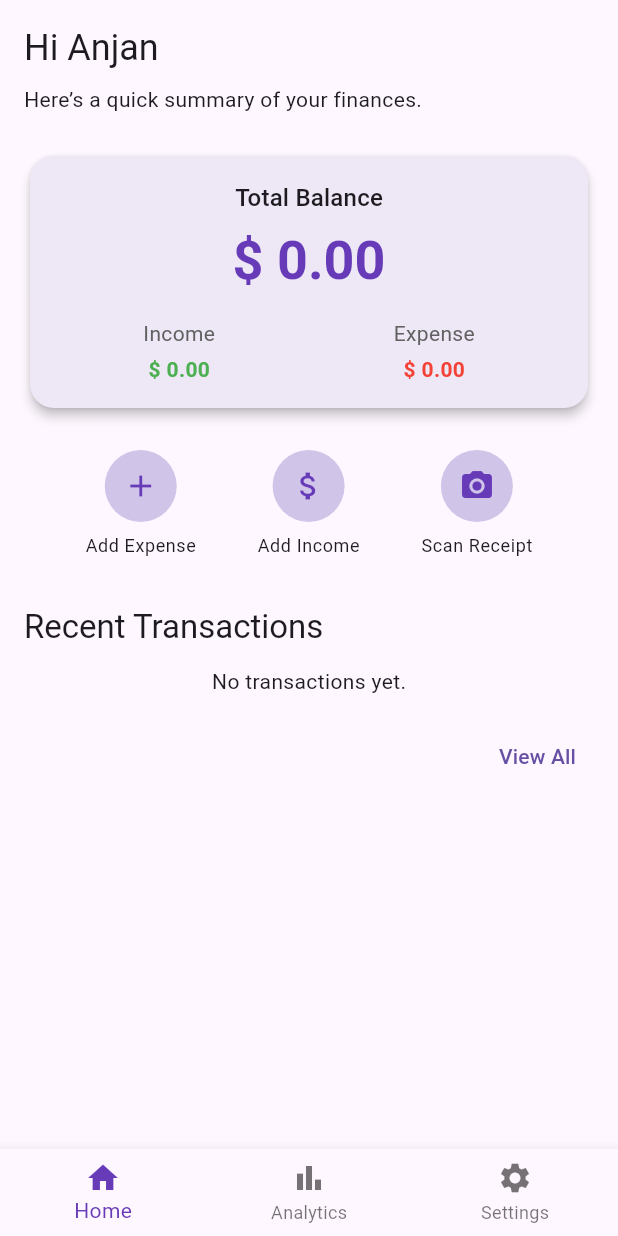
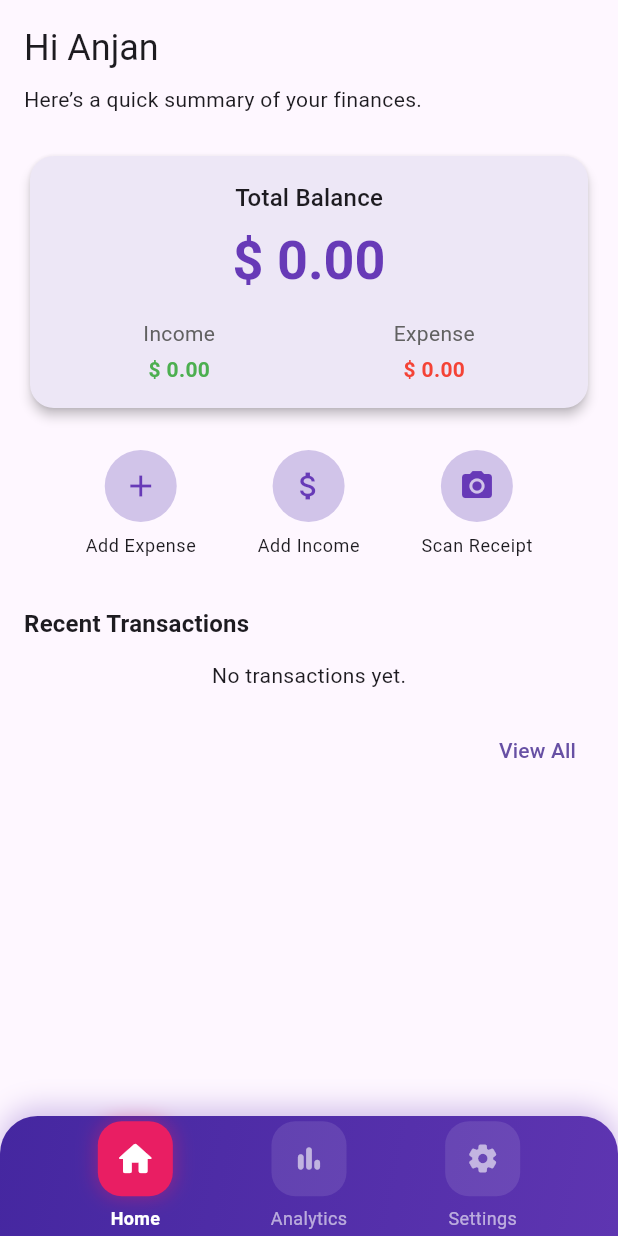
Before and after one commit to anjan-in/expense_tracker, a Flutter app: the screen it shows after launch, on a phone screen of 412 x 824 dp. Run offline on Flutter 3.47's test engine with Material 3 defaults, Android fonts, the phone set to English and light mode, and no system bars; our stand-ins replace fl_chart, hive, hive_flutter, image_picker, shared_preferences; accounts and stored records are empty; generated files the repository leaves out were written again.

Commit message:
modern bottom nav implemented, new transaction card added in homeScreen view for each transactions

```diff
--- a/lib/screens/bottom_nav_bar.dart
+++ b/lib/screens/bottom_nav_bar.dart
@@ -12,18 +12,118 @@ class BottomNavBar extends StatelessWidget {
 
   @override
   Widget build(BuildContext context) {
-    return BottomNavigationBar(
-      currentIndex: selectedIndex,
-      onTap: onItemTapped,
-      selectedItemColor: Colors.deepPurple,
-      items: const [
-        BottomNavigationBarItem(icon: Icon(Icons.home), label: 'Home'),
-        BottomNavigationBarItem(
-          icon: Icon(Icons.bar_chart),
-          label: 'Analytics',
+    // Define a gradient background for the navigation bar
+    return Container(
+      height: 80,
+      decoration: BoxDecoration(
+        gradient: LinearGradient(
+          colors: [Colors.deepPurple.shade800, Colors.deepPurple.shade600],
+          begin: Alignment.topLeft,
+          end: Alignment.bottomRight,
         ),
-        BottomNavigationBarItem(icon: Icon(Icons.settings), label: 'Settings'),
-      ],
+        borderRadius: const BorderRadius.only(
+          topLeft: Radius.circular(25),
+          topRight: Radius.circular(25),
+        ),
+        boxShadow: [
+          BoxShadow(
+            color: Colors.deepPurple.withOpacity(0.3),
+            blurRadius: 15,
+            offset: const Offset(0, -5),
+          ),
+        ],
+      ),
+      child: SafeArea(
+        child: Row(
+          mainAxisAlignment: MainAxisAlignment.spaceEvenly,
+          children: [
+            _buildNavItem(context, Icons.home_rounded, 'Home', 0),
+            _buildNavItem(context, Icons.bar_chart_rounded, 'Analytics', 1),
+            _buildNavItem(context, Icons.settings_rounded, 'Settings', 2),
+          ],
+        ),
+      ),
     );
   }
+
+  Widget _buildNavItem(
+    BuildContext context,
+    IconData icon,
+    String label,
+    int index,
+  ) {
+    final isSelected = selectedIndex == index;
+
+    // Define colors for each navigation item
+    final List<Color> itemColors = [
+      Colors.pink, // Home
+      Colors.amber, // Analytics
+      Colors.teal, // Settings
+    ];
+
+    return GestureDetector(
+      onTap: () => onItemTapped(index),
+      child: Column(
+        mainAxisSize: MainAxisSize.min,
+        children: [
+          AnimatedContainer(
+            duration: const Duration(milliseconds: 300),
+            curve: Curves.easeInOut,
+            height: 50,
+            width: 50,
+            decoration: BoxDecoration(
+              color:
+                  isSelected
+                      ? itemColors[index]
+                      : Colors.white.withOpacity(0.1),
+              borderRadius: BorderRadius.circular(16),
+              boxShadow:
+                  isSelected
+                      ? [
+                        BoxShadow(
+                          color: itemColors[index].withOpacity(0.4),
+                          blurRadius: 10,
+                          spreadRadius: 1,
+                        ),
+                      ]
+                      : null,
+            ),
+            child: Center(
+              child: Icon(
+                icon,
+                color:
+                    isSelected ? Colors.white : Colors.white.withOpacity(0.6),
+                size: isSelected ? 28 : 22,
+              ),
+            ),
+          ),
+          const SizedBox(height: 6),
+          Text(
+            label,
+            style: TextStyle(
+              color: isSelected ? Colors.white : Colors.white.withOpacity(0.6),
+              fontWeight: isSelected ? FontWeight.bold : FontWeight.normal,
+              fontSize: 12,
+            ),
+          ),
+        ],
+      ),
+    );
+  }
+
+  // Widget build(BuildContext context) {
+  //   return BottomNavigationBar(
+  //     currentIndex: selectedIndex,
+  //     onTap: onItemTapped,
+  //     selectedItemColor: Colors.deepPurple,
+  //     items: const [
+  //       BottomNavigationBarItem(icon: Icon(Icons.home), label: 'Home'),
+  //       BottomNavigationBarItem(
+  //         icon: Icon(Icons.bar_chart),
+  //         label: 'Analytics',
+  //       ),
+  //       BottomNavigationBarItem(icon: Icon(Icons.settings), label: 'Settings'),
+  //     ],
+  //   );
+  // }
 }
```
Also changed, not shown: lib/screens/home_screen.dart (+46 -42 lines), lib/widgets/transaction_card.dart (+11 -2 lines).
